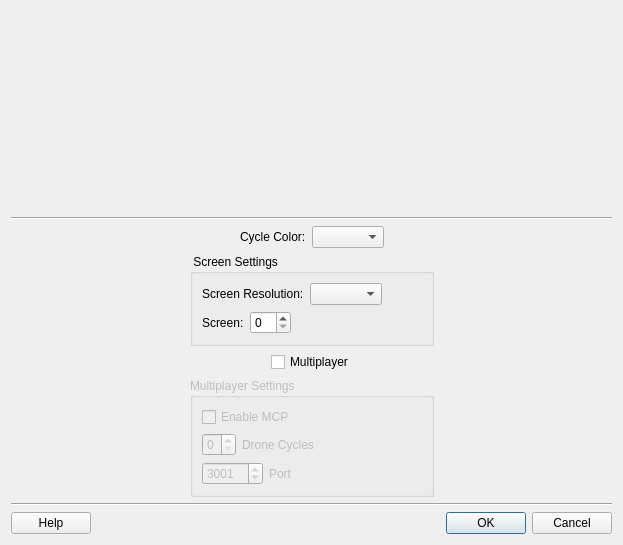
This is init/cyclesInit.ui in dmzgroup/cycles as Qt 5 draws it before an edit. The edited form follows.
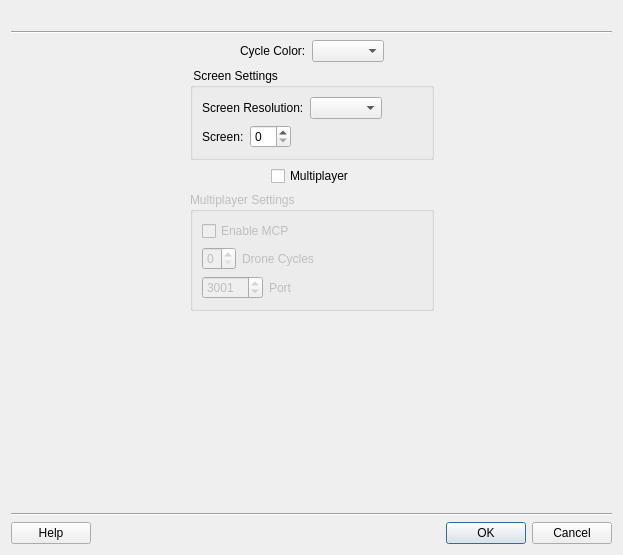
This is the edited form. Icons and pictures are not drawn.

Commit message: added qt spacer to launch qui

Diff of the .ui file:
```diff
--- a/init/cyclesInit.ui
+++ b/init/cyclesInit.ui
@@ -6,7 +6,7 @@
     <x>0</x>
     <y>0</y>
     <width>623</width>
-    <height>545</height>
+    <height>555</height>
    </rect>
   </property>
   <property name="windowTitle" >
@@ -312,6 +312,19 @@
      </item>
     </layout>
    </item>
+   <item>
+    <spacer name="verticalSpacer" >
+     <property name="orientation" >
+      <enum>Qt::Vertical</enum>
+     </property>
+     <property name="sizeHint" stdset="0" >
+      <size>
+       <width>20</width>
+       <height>13</height>
+      </size>
+     </property>
+    </spacer>
+   </item>
    <item>
     <widget class="Line" name="line_2" >
      <property name="orientation" >
```
The commit also changes 1 other file.
